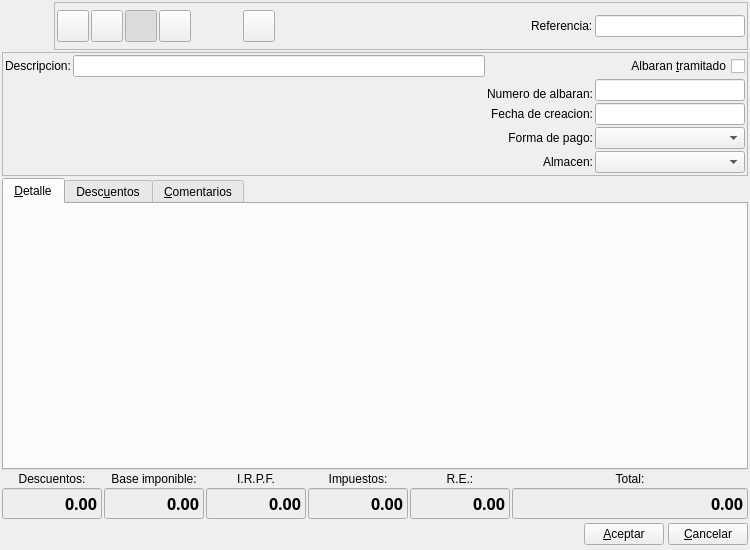
The window that bulmages/bulmafact/plugins/pluginbf_proveedoralbaran/albaranproveedorbase.ui (eboladev/Bulmages-1) describes before a commit, drawn with Qt 5.
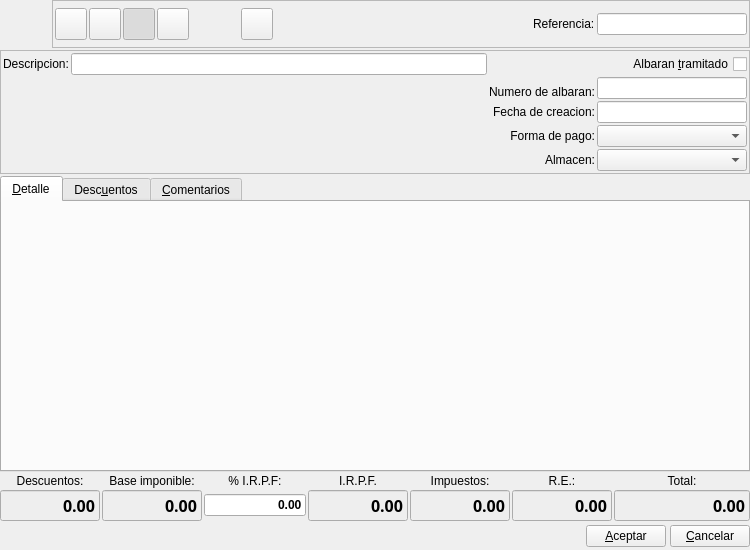
The same window after the commit. Icons and pictures are not drawn. Custom widgets are drawn as their Qt base class.

Diff of the .ui file:
```diff
--- a/bulmages/bulmafact/plugins/pluginbf_proveedoralbaran/albaranproveedorbase.ui
+++ b/bulmages/bulmafact/plugins/pluginbf_proveedoralbaran/albaranproveedorbase.ui
@@ -30,7 +30,10 @@
     <normaloff>:/Images/supplier-delivery-note.png</normaloff>:/Images/supplier-delivery-note.png</iconset>
   </property>
   <layout class="QGridLayout" name="gridLayout_2">
-   <item row="0" column="0" colspan="6">
+   <property name="margin">
+    <number>0</number>
+   </property>
+   <item row="0" column="0" colspan="7">
     <layout class="QHBoxLayout">
      <property name="spacing">
       <number>4</number>
@@ -377,7 +380,7 @@
      </item>
     </layout>
    </item>
-   <item row="1" column="0" colspan="6">
+   <item row="1" column="0" colspan="7">
     <widget class="QFrame" name="frame">
      <property name="sizePolicy">
       <sizepolicy hsizetype="Preferred" vsizetype="Fixed">
@@ -574,7 +577,7 @@
      </layout>
     </widget>
    </item>
-   <item row="2" column="0" colspan="6">
+   <item row="2" column="0" colspan="7">
     <widget class="QTabWidget" name="discounts">
      <property name="currentIndex">
       <number>0</number>
@@ -650,6 +653,16 @@
     </widget>
    </item>
    <item row="3" column="2">
+    <widget class="QLabel" name="label">
+     <property name="text">
+      <string>% I.R.P.F:</string>
+     </property>
+     <property name="alignment">
+      <set>Qt::AlignCenter</set>
+     </property>
+    </widget>
+   </item>
+   <item row="3" column="3">
     <widget class="QLabel" name="label4_3">
      <property name="text">
       <string>I.R.P.F.</string>
@@ -659,7 +672,7 @@
      </property>
     </widget>
    </item>
-   <item row="3" column="3">
+   <item row="3" column="4">
     <widget class="QLabel" name="label4">
      <property name="text">
       <string>Impuestos:</string>
@@ -669,7 +682,7 @@
      </property>
     </widget>
    </item>
-   <item row="3" column="4">
+   <item row="3" column="5">
     <widget class="QLabel" name="label4_2">
      <property name="text">
       <string>R.E.:</string>
@@ -679,7 +692,7 @@
      </property>
     </widget>
    </item>
-   <item row="3" column="5">
+   <item row="3" column="6">
     <widget class="QLabel" name="label1">
      <property name="text">
       <string>Total:</string>
@@ -851,65 +864,11 @@
     </widget>
    </item>
    <item row="4" column="2">
-    <widget class="QLineEdit" name="m_totalIRPF">
-     <property name="minimumSize">
-      <size>
-       <width>100</width>
-       <height>0</height>
-      </size>
-     </property>
-     <property name="maximumSize">
-      <size>
-       <width>100</width>
-       <height>16777215</height>
-      </size>
-     </property>
-     <property name="palette">
-      <palette>
-       <active>
-        <colorrole role="Base">
-         <brush brushstyle="SolidPattern">
-          <color alpha="255">
-           <red>238</red>
-           <green>238</green>
-           <blue>238</blue>
-          </color>
-         </brush>
-        </colorrole>
-       </active>
-       <inactive>
-        <colorrole role="Base">
-         <brush brushstyle="SolidPattern">
-          <color alpha="255">
-           <red>238</red>
-           <green>238</green>
-           <blue>238</blue>
-          </color>
-         </brush>
-        </colorrole>
-       </inactive>
-       <disabled>
-        <colorrole role="Base">
-         <brush brushstyle="SolidPattern">
-          <color alpha="255">
-           <red>255</red>
-           <green>255</green>
-           <blue>255</blue>
-          </color>
-         </brush>
-        </colorrole>
-       </disabled>
-      </palette>
-     </property>
+    <widget class="QLineEdit" name="mui_irpfalbaranp">
      <property name="font">
       <font>
-       <family>Sans Serif</family>
-       <pointsize>12</pointsize>
        <weight>75</weight>
-       <italic>false</italic>
        <bold>true</bold>
-       <underline>false</underline>
-       <strikeout>false</strikeout>
       </font>
      </property>
      <property name="focusPolicy">
@@ -922,15 +881,12 @@
       <string>0.00</string>
      </property>
      <property name="alignment">
-      <set>Qt::AlignRight</set>
-     </property>
-     <property name="readOnly">
-      <bool>true</bool>
+      <set>Qt::AlignRight|Qt::AlignTrailing|Qt::AlignVCenter</set>
      </property>
     </widget>
    </item>
    <item row="4" column="3">
-    <widget class="QLineEdit" name="m_totalTaxes">
+    <widget class="QLineEdit" name="m_totalIRPF">
      <property name="minimumSize">
       <size>
        <width>100</width>
@@ -1009,7 +965,7 @@
     </widget>
    </item>
    <item row="4" column="4">
-    <widget class="QLineEdit" name="m_totalReqEq">
+    <widget class="QLineEdit" name="m_totalTaxes">
      <property name="minimumSize">
       <size>
        <width>100</width>
@@ -1088,6 +1044,85 @@
     </widget>
    </item>
    <item row="4" column="5">
+    <widget class="QLineEdit" name="m_totalReqEq">
+     <property name="minimumSize">
+      <size>
+       <width>100</width>
+       <height>0</height>
+      </size>
+     </property>
+     <property name="maximumSize">
+      <size>
+       <width>100</width>
+       <height>16777215</height>
+      </size>
+     </property>
+     <property name="palette">
+      <palette>
+       <active>
+        <colorrole role="Base">
+         <brush brushstyle="SolidPattern">
+          <color alpha="255">
+           <red>238</red>
+           <green>238</green>
+           <blue>238</blue>
+          </color>
+         </brush>
+        </colorrole>
+       </active>
+       <inactive>
+        <colorrole role="Base">
+         <brush brushstyle="SolidPattern">
+          <color alpha="255">
+           <red>238</red>
+           <green>238</green>
+           <blue>238</blue>
+          </color>
+         </brush>
+        </colorrole>
+       </inactive>
+       <disabled>
+        <colorrole role="Base">
+         <brush brushstyle="SolidPattern">
+          <color alpha="255">
+           <red>255</red>
+           <green>255</green>
+           <blue>255</blue>
+          </color>
+         </brush>
+        </colorrole>
+       </disabled>
+      </palette>
+     </property>
+     <property name="font">
+      <font>
+       <family>Sans Serif</family>
+       <pointsize>12</pointsize>
+       <weight>75</weight>
+       <italic>false</italic>
+       <bold>true</bold>
+       <underline>false</underline>
+       <strikeout>false</strikeout>
+      </font>
+     </property>
+     <property name="focusPolicy">
+      <enum>Qt::NoFocus</enum>
+     </property>
+     <property name="acceptDrops">
+      <bool>false</bool>
+     </property>
+     <property name="text">
+      <string>0.00</string>
+     </property>
+     <property name="alignment">
+      <set>Qt::AlignRight</set>
+     </property>
+     <property name="readOnly">
+      <bool>true</bool>
+     </property>
+    </widget>
+   </item>
+   <item row="4" column="6">
     <widget class="QLineEdit" name="m_totalalbaranp">
      <property name="enabled">
       <bool>true</bool>
@@ -1163,7 +1198,7 @@
      </property>
     </widget>
    </item>
-   <item row="5" column="0" colspan="6">
+   <item row="5" column="0" colspan="7">
     <layout class="QHBoxLayout">
      <property name="spacing">
       <number>4</number>
```
Left out of the diff: 6 changed lines with no effect on the pictures.
